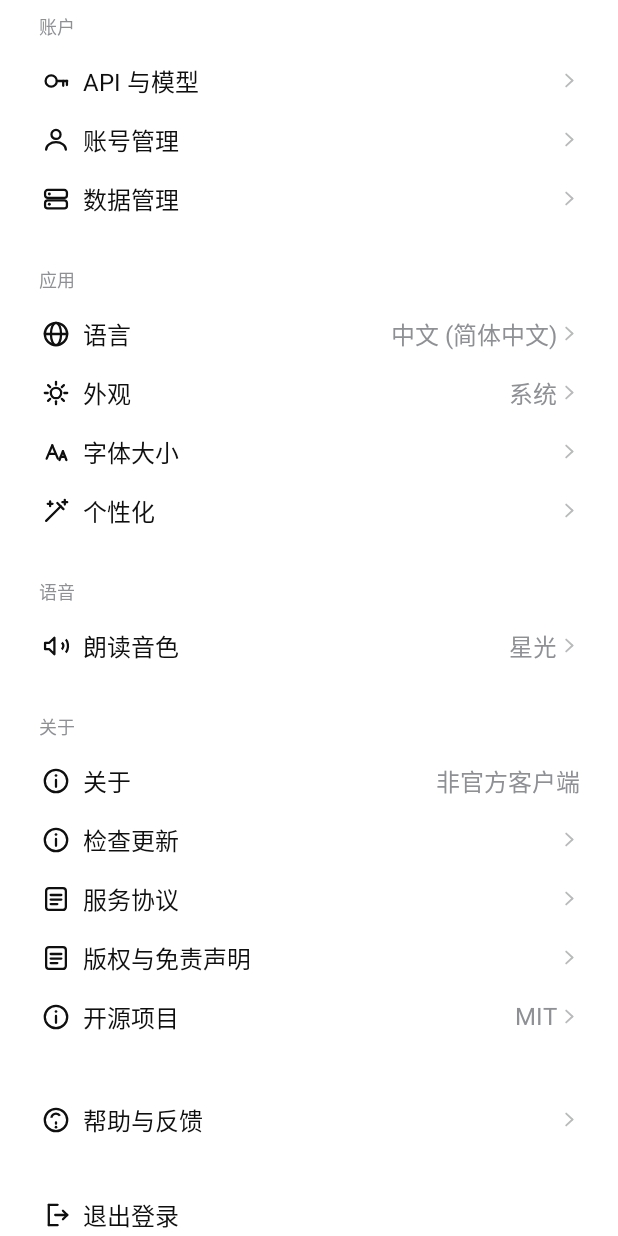
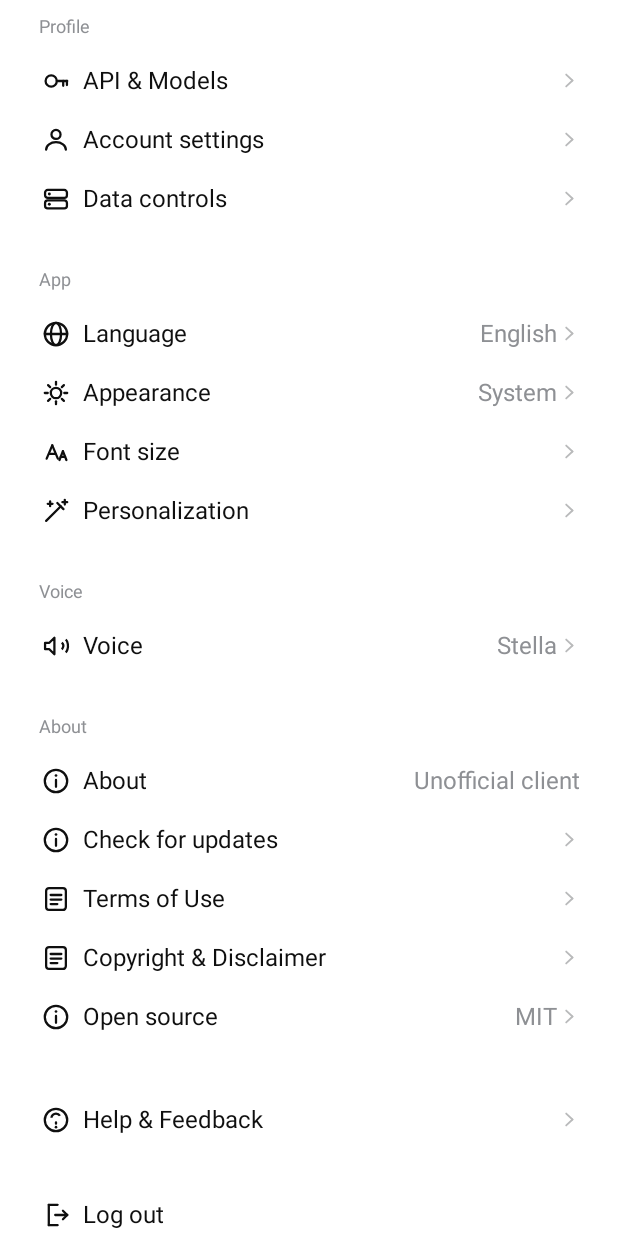
Before and after one commit to abigfurry/deepseek-api-android, an Android app built with Jetpack Compose: the composable MainSettingsPage called with empty values, on a phone screen of 412 x 824 dp. Run offline under Robolectric (Android 15) with nearby library versions, the phone set to English and light mode, and no system bars; 1 statement that could not run was skipped.

Commit message:
1.0.10: in-app API guide dialog on setup screen + English UI (I18n.kt, settings/input bar/menus/drawer/welcome); action row alignment

```diff
--- a/app/build.gradle
+++ b/app/build.gradle
@@ -12,8 +12,8 @@ android {
         applicationId 'com.yuyuyu.deepseek'
         minSdk 26
         targetSdk 36
-        versionCode 10
-        versionName '1.0.9'
+        versionCode 11
+        versionName '1.0.10'
     }
 
     compileOptions {
--- a/app/src/main/java/app/dsclone/MainActivity.kt
+++ b/app/src/main/java/app/dsclone/MainActivity.kt
@@ -17,6 +17,8 @@ class MainActivity : ComponentActivity() {
         // 必须在 super.onCreate 之前决定主题：窗口底色/启动画面第一帧由主题决定。
         // 之前窗口底色永远用 values/themes.xml 里的白色 → 深色模式下进 App 会「先白后黑」。
         val startupSettings = runCatching { Store.loadSettings(this) }.getOrNull()
+        // 多语言：语言状态也必须在第一次组合前就位（否则首帧先中文再闪成英文）
+        com.yuyuyu.deepseek.ui.I18n.init(startupSettings?.appLanguage ?: "system")
         val savedAppearance = startupSettings?.appearance ?: "system"
         val systemDark = (resources.configuration.uiMode and Configuration.UI_MODE_NIGHT_MASK) ==
             Configuration.UI_MODE_NIGHT_YES
--- a/app/src/main/java/app/dsclone/ui/SettingsSheet.kt
+++ b/app/src/main/java/app/dsclone/ui/SettingsSheet.kt
@@ -310,7 +310,8 @@ fun SettingsSheet(
                 .background(ds.settingsPage)
         ) {
             SettingsTopBar(
-                title = if (stack.isEmpty()) "设置" else settingsPageTitle(stack.last()),
+                // profile_title：设置 / Settings
+                title = if (stack.isEmpty()) I18n.t("设置", "Settings") else settingsPageTitle(stack.last()),
                 onBack = dismissOrPop,
             )
             Box(
@@ -428,14 +429,18 @@ fun SettingsSheet(
 
         when (dialog) {
             SettingsDialog.LANGUAGE -> ChoiceDialog(
-                title = "语言",
+                // app_language：语言 / Language
+                title = I18n.t("语言", "Language"),
                 icon = "globe",
                 options = LanguageOptions.map { it.id to it.label },
                 selected = s.appLanguage,
                 onConfirm = { id ->
                     s = s.copy(appLanguage = id)
+                    // 立刻生效：I18n 状态一变，所有读了 I18n.t 的界面马上重组换语言
+                    I18n.set(id)
                     dialog = null
-                    showToast("已切换为 ${languageLabel(id)}")
+                    val name = if (id == "system") I18n.t("中文 (简体中文)", "English") else languageLabel(id)
+                    showToast(I18n.t("已切换为 $name", "Switched to $name"))
                 },
                 onDismiss = { dialog = null },
             )
@@ -565,6 +570,19 @@ private fun SettingsTopBar(title: String, onBack: () -> Unit) {
 //  主页面
 // =====================================================================================
 
+/** 外观档位 → 右侧当前值（中/英；官方 app_color_scheme_*）。 */
+private fun appearanceValue(id: String): String = when (id) {
+    "light" -> I18n.t("浅色", "Light")
+    "dark" -> I18n.t("深色", "Dark")
+    else -> I18n.t("系统", "System")
+}
+
+/** 朗读音色 → 右侧当前值（星光/潮汐 是官方 voice_id stella/tide 的中文名，英文用 id 首字母大写）。 */
+private fun voiceDisplayName(id: String): String = when (id) {
+    "tide" -> I18n.t("潮汐", "Tide")
+    else -> I18n.t("星光", "Stella")
+}
+
 @Composable
 private fun MainSettingsPage(
     s: Settings,
@@ -575,72 +593,84 @@ private fun MainSettingsPage(
 ) {
     val ds = LocalDsColors.current
     Column(Modifier.fillMaxWidth()) {
-        DsGroupHeader("账户", topGap = FirstTop)
+        // profile_info_section_header：账户 / Profile
+        DsGroupHeader(I18n.t("账户", "Profile"), topGap = FirstTop)
         DsCard {
-            SettingRow(label = "API 与模型", icon = "api", chevron = true, onClick = { onNavigate(SettingsPage.API) })
-            SettingRow(label = "账号管理", icon = "user", chevron = true, onClick = { onNavigate(SettingsPage.ACCOUNT) })
-            SettingRow(label = "数据管理", icon = "data", chevron = true, onClick = { onNavigate(SettingsPage.DATA) })
+            SettingRow(label = I18n.t("API 与模型", "API & Models"), icon = "api", chevron = true, onClick = { onNavigate(SettingsPage.API) })
+            // account_management：账号管理 / Account settings
+            SettingRow(label = I18n.t("账号管理", "Account settings"), icon = "user", chevron = true, onClick = { onNavigate(SettingsPage.ACCOUNT) })
+            // data_controls：数据管理 / Data controls
+            SettingRow(label = I18n.t("数据管理", "Data controls"), icon = "data", chevron = true, onClick = { onNavigate(SettingsPage.DATA) })
         }
 
-        DsGroupHeader("应用")
+        // app_section_title：应用 / App
+        DsGroupHeader(I18n.t("应用", "App"))
         DsCard {
             SettingRow(
-                label = "语言",
+                label = I18n.t("语言", "Language"),
                 icon = "globe",
-                value = if (s.appLanguage == "system") "中文 (简体中文)" else languageLabel(s.appLanguage),
+                value = if (s.appLanguage == "system") I18n.t("中文 (简体中文)", "English") else languageLabel(s.appLanguage),
                 chevron = true,
                 onClick = { onDialog(SettingsDialog.LANGUAGE) },
             )
             SettingRow(
-                label = "外观",
+                // app_color_scheme：外观 / Appearance
+                label = I18n.t("外观", "Appearance"),
                 icon = "sun",
-                value = appearanceLabel(s.appearance),
+                value = appearanceValue(s.appearance),
                 chevron = true,
                 onClick = { onDialog(SettingsDialog.APPEARANCE) },
             )
-            SettingRow(label = "字体大小", icon = "aa", chevron = true, onClick = { onNavigate(SettingsPage.FONT) })
-            SettingRow(label = "个性化", icon = "magic", chevron = true, onClick = { onNavigate(SettingsPage.PERSONAL) })
+            // font_size：字体大小 / Font size
+            SettingRow(label = I18n.t("字体大小", "Font size"), icon = "aa", chevron = true, onClick = { onNavigate(SettingsPage.FONT) })
+            // personalization：个性化 / Personalization
+            SettingRow(label = I18n.t("个性化", "Personalization"), icon = "magic", chevron = true, onClick = { onNavigate(SettingsPage.PERSONAL) })
         }
 
-        DsGroupHeader("语音")
+        // 语音 / Voice
+        DsGroupHeader(I18n.t("语音", "Voice"))
         DsCard {
             // 官方：朗读音色是一个独立子页（两张音色卡片），不再是弹窗
             SettingRow(
-                label = "朗读音色",
+                // voice_switch_bottom_sheet_title：朗读音色 / Voice
+                label = I18n.t("朗读音色", "Voice"),
                 icon = "speaker",
-                value = VoiceOptions.firstOrNull { it.id == s.voiceId }?.name ?: "星光",
+                value = voiceDisplayName(s.voiceId),
                 chevron = true,
                 onClick = { onNavigate(SettingsPage.VOICE) },
             )
         }
 
-        DsGroupHeader("关于")
+        // profile_about_section_header：关于 / About
+        DsGroupHeader(I18n.t("关于", "About"))
         DsCard {
             SettingRow(
-                label = "关于",
+                label = I18n.t("关于", "About"),
                 icon = "info",
-                value = "非官方客户端",
+                value = I18n.t("非官方客户端", "Unofficial client"),
                 chevron = false,
-                onClick = { onToast("DeepSeek 非官方客户端 · $versionText") },
+                onClick = { onToast(I18n.t("DeepSeek 非官方客户端 · $versionText", "DeepSeek unofficial client · $versionText")) },
             )
             SettingRow(
-                label = "检查更新",
+                // profile_check_for_updates：检查更新 / Check for updates
+                label = I18n.t("检查更新", "Check for updates"),
                 icon = "info",
                 value = versionText,
                 chevron = true,
-                onClick = { onToast("当前已是最新版本") },
+                onClick = { onToast(I18n.t("当前已是最新版本", "You are already on the latest version.")) },
             )
-            SettingRow(label = "服务协议", icon = "doc", chevron = true, onClick = { onNavigate(SettingsPage.TERMS) })
+            // terms_of_use：服务协议 / Terms of Use
+            SettingRow(label = I18n.t("服务协议", "Terms of Use"), icon = "doc", chevron = true, onClick = { onNavigate(SettingsPage.TERMS) })
             // 防侵权 / 免责：完整声明页（ui/Legal.kt 的 LEGAL_TEXT）
             SettingRow(
-                label = "版权与免责声明",
+                label = I18n.t("版权与免责声明", "Copyright & Disclaimer"),
                 icon = "doc",
                 chevron = true,
                 onClick = { onNavigate(SettingsPage.LEGAL) },
             )
             // 开源：仓库地址 / Releases / 协议 / 第三方组件（OpenSourcePage.kt）
             SettingRow(
-                label = "开源项目",
+                label = I18n.t("开源项目", "Open source"),
                 icon = "info",
                 value = "MIT",
                 chevron = true,
@@ -649,18 +679,23 @@ private fun MainSettingsPage(
         }
 
         DsCard(topGap = SectionGap) {
-            SettingRow(label = "帮助与反馈", icon = "help", chevron = true, onClick = { onNavigate(SettingsPage.HELP) })
+            // profile_help_and_feedback：帮助与反馈 / Help & Feedback
+            SettingRow(label = I18n.t("帮助与反馈", "Help & Feedback"), icon = "help", chevron = true, onClick = { onNavigate(SettingsPage.HELP) })
         }
         DsCard(topGap = SectionGap) {
-            SettingRow(label = "退出登录", icon = "logout", chevron = false, onClick = { onDialog(SettingsDialog.LOGOUT) })
+            // profile_logout：退出登录 / Log out
+            SettingRow(label = I18n.t("退出登录", "Log out"), icon = "logout", chevron = false, onClick = { onDialog(SettingsDialog.LOGOUT) })
         }
 
         Text(
             // 官方页脚里的「模型名称 / 备案号 / 浙ICP备…」是 DeepSeek 官方的备案信息，
             // 我们不是官方、也没有那个备案号，照抄属于冒用 → 已全部删掉，换成自己的说明。
-            text = "DeepSeekAPI版本 · 非官方客户端\n" +
-                "内容由 AI 生成，请仔细甄别，并合法使用\n" +
-                "联系邮箱：" + com.yuyuyu.deepseek.ui.LEGAL_CONTACT_EMAIL,
+            text = I18n.t(
+                "DeepSeekAPI版本 · 非官方客户端\n" +
+                    "内容由 AI 生成，请仔细甄别，并合法使用\n",
+                "DeepSeek API version · Unofficial client\n" +
+                    "AI-generated, for reference only. Use legally.\n",
+            ) + I18n.t("联系邮箱：", "Contact: ") + com.yuyuyu.deepseek.ui.LEGAL_CONTACT_EMAIL,
             fontSize = FootSize,
             lineHeight = 19.sp,
             color = ds.secondary,
```
Also changed, not shown: app/src/main/java/app/dsclone/ui/ApiGuide.kt (added, +121 -0 lines), app/src/main/java/app/dsclone/ui/ApiKeySetup.kt (+15 -0 lines), app/src/main/java/app/dsclone/ui/ChatParts.kt (+12 -10 lines), app/src/main/java/app/dsclone/ui/Drawer.kt (+12 -8 lines), app/src/main/java/app/dsclone/ui/I18n.kt (added, +77 -0 lines), app/src/main/java/app/dsclone/ui/InputBar.kt (+8 -4 lines), app/src/main/java/app/dsclone/ui/WelcomeScreen.kt (+11 -8 lines), 4 other files.
